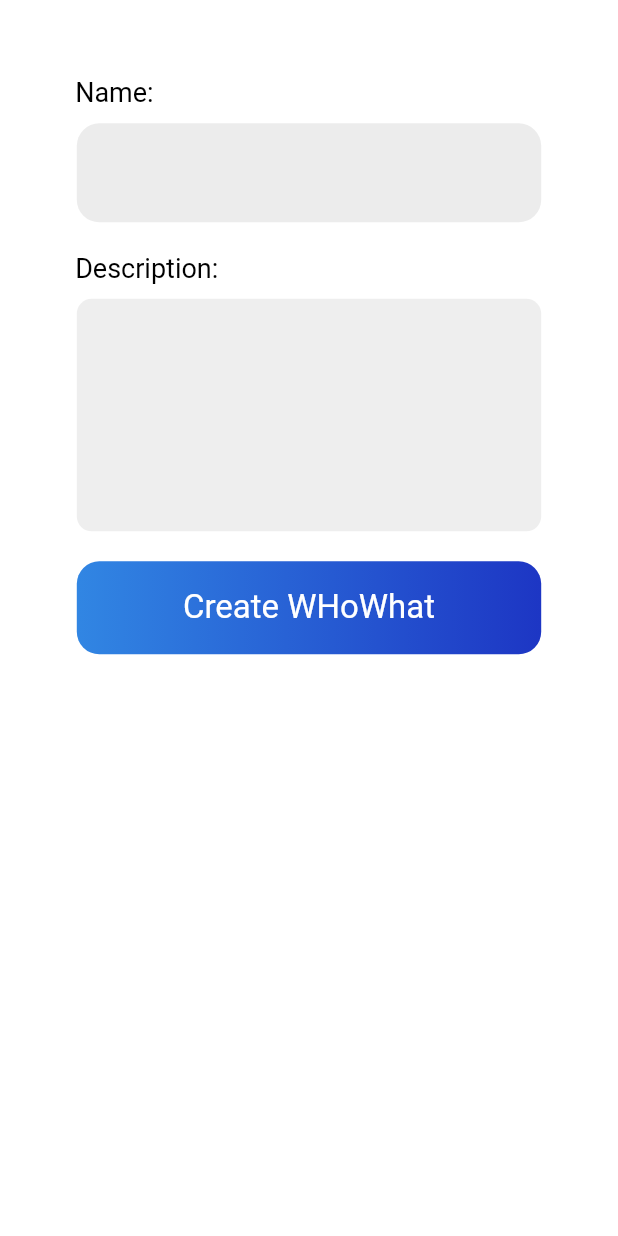
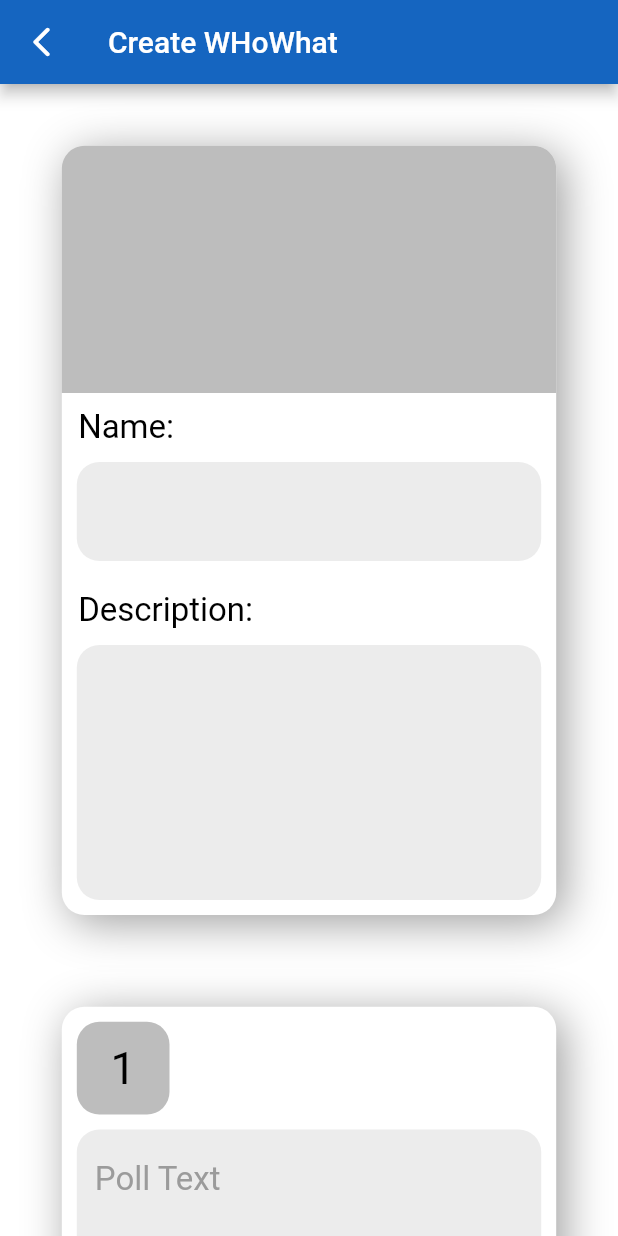
Before and after one commit to FEUP-ESOF-2020-21/open-cx-t6g3-its, a Flutter app: the MyCreatePoll screen opened directly, on a phone screen of 412 x 824 dp. Run offline on Flutter 3.47's test engine with Material 2 defaults, Android fonts, the phone set to English and light mode, and no system bars; our stand-ins replace cloud_firestore, firebase_auth, firebase_core, google_sign_in; missing offline and left inert: flutter_statusbarcolor; accounts and stored records are empty.

Commit message:
finished add poll screen

```diff
--- a/whowhat/lib/main.dart
+++ b/whowhat/lib/main.dart
@@ -1,8 +1,12 @@
 import 'package:flutter/material.dart';
+import 'package:whowhat/pages/create_poll.dart';
+import 'package:whowhat/pages/loading.dart';
+import 'package:whowhat/pages/login.dart';
 import 'package:whowhat/pages/polls.dart';
 import 'package:whowhat/pages/error.dart';
 import 'package:flutter_statusbarcolor/flutter_statusbarcolor.dart';
 import 'package:firebase_core/firebase_core.dart';
+import 'package:whowhat/pages/signup.dart';
 
 //import 'package:cloud_firestore/cloud_firestore.dart';
 
@@ -43,7 +47,7 @@ class MyApp extends StatelessWidget {
             theme: ThemeData(
               primarySwatch: Colors.blue,
             ),
-            home: MyPolls(),
+            home: MyLogin(),
             debugShowCheckedModeBanner: false,
           );
         }
@@ -54,7 +58,7 @@ class MyApp extends StatelessWidget {
           theme: ThemeData(
             primarySwatch: Colors.blue,
           ),
-          home: MyError(errorMsg: "Loading"),
+          home: MyLoading(),
           debugShowCheckedModeBanner: false,
         );
       },
--- a/whowhat/lib/pages/create_poll.dart
+++ b/whowhat/lib/pages/create_poll.dart
@@ -1,10 +1,7 @@
 import 'package:flutter/material.dart';
-import 'package:whowhat/pages/login.dart';
-import 'package:whowhat/widgets/AppIcon.dart';
+import 'package:whowhat/widgets/PollCreateCard.dart';
 import 'package:whowhat/widgets/TextBox.dart';
 import 'package:whowhat/widgets/GradientButton.dart';
-import 'package:whowhat/pages/menu.dart';
-import 'package:whowhat/widgets/database/auth.dart';
 
 class MyCreatePoll extends StatefulWidget {
   MyCreatePoll({Key key}) : super(key: key);
@@ -13,28 +10,47 @@ class MyCreatePoll extends StatefulWidget {
   _MyCreatePollState createState() => _MyCreatePollState();
 }
 
+List<Widget> getPolls() {
+  List<Widget> list = new List<Widget>();
+  for (var i = 0; i < 5; i++) {
+    list.add(PollCreateCard(number: i + 1));
+  }
+  return list;
+}
+
 class _MyCreatePollState extends State<MyCreatePoll> {
-  final AuthService _auth = AuthService();
-
-  final emailController = TextEditingController();
-  final passwordController = TextEditingController();
-  final nameController = TextEditingController();
-  final jobController = TextEditingController();
   @override
   Widget build(BuildContext context) {
     return Scaffold(
+      appBar: AppBar(
+          title: Text("Create WHoWhat"),
+          backgroundColor: Colors.blue[800],
+          leading: IconButton(
+            icon: Icon(Icons.arrow_back_ios_rounded),
+            onPressed: () => Navigator.pop(context, false),
+          )),
       backgroundColor: Colors.white,
       body: SingleChildScrollView(
-        child: Padding(
-          padding:
-              EdgeInsets.only(top: MediaQuery.of(context).size.height * 0.05),
-          child: Center(
-            child: FractionallySizedBox(
-              widthFactor: 0.8,
         child: Column(
           children: <Widget>[
-                  /*Image(image: AssetImage('assets/images/login.png')),*/
-
+            Padding(
+              padding: EdgeInsets.only(
+                  top: MediaQuery.of(context).size.height * 0.05,
+                  bottom: MediaQuery.of(context).size.height * 0.05),
+              child: Center(
+                child: Container(
+                  width: MediaQuery.of(context).size.width * 0.8,
+                  child: Column(
+                    children: <Widget>[
+                      Container(
+                          height: MediaQuery.of(context).size.height * 0.2,
+                          width: MediaQuery.of(context).size.width * 0.8,
+                          decoration: BoxDecoration(
+                            borderRadius: BorderRadius.only(
+                                topLeft: Radius.circular(15),
+                                topRight: Radius.circular(15)),
+                            color: Colors.grey[400],
+                          )),
                       Padding(
                         padding: EdgeInsets.only(top: 10),
                         child: Container(
@@ -47,14 +63,13 @@ class _MyCreatePollState extends State<MyCreatePoll> {
                                     color: Colors.black,
                                     fontFamily: 'Roboto',
                                     fontWeight: FontWeight.w400,
-                                fontSize: 18),
+                                    fontSize: 22),
                               ))),
                         ),
                       ),
                       Padding(
                         padding: EdgeInsets.all(10),
                         child: TextBox(
-                      controller: passwordController,
                           textInputType: TextInputType.text,
                         ),
                       ),
@@ -69,31 +84,60 @@ class _MyCreatePollState extends State<MyCreatePoll> {
                                   color: Colors.black,
                                   fontFamily: 'Roboto',
                                   fontWeight: FontWeight.w400,
-                              fontSize: 18),
+                                  fontSize: 22),
                             )),
                       ),
                       Padding(
                         padding: EdgeInsets.all(10),
-                      child: TextField(
-                        style: TextStyle(fontSize: 20, fontFamily: 'Roboto'),
-                        decoration: InputDecoration(
-                          border: OutlineInputBorder(
-                              borderRadius:
-                                  BorderRadius.all(Radius.circular(10.0)),
-                              borderSide: BorderSide.none),
-                          focusedBorder: OutlineInputBorder(
-                              borderRadius:
-                                  BorderRadius.all(Radius.circular(10.0)),
-                              borderSide:
-                                  BorderSide(color: Colors.blue, width: 2)),
-                          filled: true,
-                          fillColor: Colors.grey[200],
+                        child: TextBox(
+                          textInputType: TextInputType.text,
+                          obscureText: false,
+                          size: 5,
                         ),
-                        minLines: 5, //Normal textInputField will be displayed
-                        maxLines: 5,
-                      )),
+                      ),
+                    ],
+                  ),
+                  decoration: BoxDecoration(
+                    borderRadius: BorderRadius.circular(15),
+                    color: Colors.white,
+                    boxShadow: [
+                      BoxShadow(
+                        color: Colors.grey[500],
+                        blurRadius: 25.0, // soften the shadow
+                        spreadRadius: 0.2, //extend the shadow
+                        offset: Offset(
+                          5.0, // Move to right 10  horizontally
+                          5.0, // Move to bottom 10 Vertically
+                        ),
+                      )
+                    ],
+                  ),
+                ),
+              ),
+            ),
+            Padding(
+              padding: EdgeInsets.only(top: 20, bottom: 10),
+              child: Column(
+                mainAxisAlignment: MainAxisAlignment.center,
+                children: getPolls(),
+              ),
+            ),
+            Padding(
+              padding: EdgeInsets.only(bottom: 10),
+              child: Container(
+                width: MediaQuery.of(context).size.width * 0.8,
+                child: GradientButton(
+                  text: '   +   ',
+                  onPressed: () {
+                    print('signed in');
+                  },
+                ),
+              ),
+            ),
             Padding(
               padding: EdgeInsets.all(10),
+              child: Container(
+                width: MediaQuery.of(context).size.width * 0.8,
                 child: GradientButton(
                   text: 'Create WHoWhat',
                   onPressed: () {
@@ -101,10 +145,8 @@ class _MyCreatePollState extends State<MyCreatePoll> {
                   },
                 ),
               ),
+            )
           ],
-              ),
-            ),
-          ),
         ),
       ),
     );
--- a/whowhat/lib/pages/error.dart
+++ b/whowhat/lib/pages/error.dart
@@ -1,7 +1,4 @@
 import 'package:flutter/material.dart';
-import 'package:whowhat/widgets/database/session_connection.dart';
-
-//final Future<FirebaseApp> _initialization = Firebase.initializeApp();
 
 class MyError extends StatefulWidget {
   String errorMsg;
--- /dev/null
+++ b/whowhat/lib/pages/loading.dart
@@ -0,0 +1,57 @@
+import 'package:flutter/cupertino.dart';
+import 'package:flutter/material.dart';
+
+class MyLoading extends StatefulWidget {
+  String errorMsg;
+
+  MyLoading({Key key, this.errorMsg}) : super(key: key);
+
+  @override
+  _MyLoadingState createState() => _MyLoadingState();
+}
+
+class _MyLoadingState extends State<MyLoading> {
+  _MyLoadingState();
+
+  @override
+  Widget build(BuildContext context) {
+    return loadingScaffold(context);
+  }
+}
+
+Scaffold loadingScaffold(BuildContext context) {
+  return Scaffold(
+    //resizeToAvoidBottomPadding: false,
+    body: Container(
+      width: MediaQuery.of(context).size.width,
+      height: MediaQuery.of(context).size.height,
+      decoration: BoxDecoration(
+        shape: BoxShape.rectangle,
+        color: Color(0xFF365ED4),
+      ),
+      child: Column(children: <Widget>[
+        Padding(
+            padding:
+                EdgeInsets.only(top: MediaQuery.of(context).size.width / 2),
+            child: Align(
+                alignment: Alignment.center,
+                child: Image(
+                    alignment: Alignment.center,
+                    width: MediaQuery.of(context).size.width / 2,
+                    height: MediaQuery.of(context).size.width / 2,
+                    image: AssetImage('assets/images/whowhat logo.png')))),
+        Padding(
+            padding: EdgeInsets.only(top: 50),
+            child: Align(
+                alignment: Alignment.center,
+                child: Theme(
+                    data: ThemeData(
+                        cupertinoOverrideTheme:
+                            CupertinoThemeData(brightness: Brightness.dark)),
+                    child: CupertinoActivityIndicator(
+                      radius: 20,
+                    ))))
+      ]),
+    ),
+  );
+}
--- a/whowhat/lib/pages/login.dart
+++ b/whowhat/lib/pages/login.dart
@@ -5,8 +5,6 @@ import 'package:whowhat/widgets/TextBox.dart';
 import 'package:whowhat/widgets/GradientButton.dart';
 import 'package:whowhat/pages/menu.dart';
 import 'package:whowhat/widgets/database/auth.dart';
-
-import 'create_poll.dart';
 
 class MyLogin extends StatefulWidget {
   MyLogin({Key key}) : super(key: key);
@@ -134,7 +132,7 @@ class _MyLoginState extends State<MyLogin> {
                               Navigator.push(
                                   context,
                                   MaterialPageRoute(
-                                    builder: (context) => MyCreatePoll(),
+                                    builder: (context) => MySignup(),
                                   ));
                             },
                           ),
--- a/whowhat/lib/pages/menu.dart
+++ b/whowhat/lib/pages/menu.dart
@@ -1,5 +1,6 @@
 import 'package:flutter/material.dart';
 import 'package:whowhat/pages/create_poll.dart';
+import 'package:whowhat/pages/polls.dart';
 import 'package:whowhat/widgets/AppIcon.dart';
 import 'package:whowhat/widgets/GradientButton.dart';
 import 'package:whowhat/widgets/TextBox.dart';
@@ -45,7 +46,7 @@ class _MyMenuState extends State<MyMenu> {
                     top: 100,
                     child: TextPanel(
                       text:
-                          'Welcome to WHowhat!\n\n\"Let\'s increase the engagement between speakers and participants in a conference.\"',
+                          'Welcome to WHoWhat!\n\n\"Let\'s increase the engagement between speakers and participants in a conference.\"',
                       height: 220,
                       width: MediaQuery.of(context).size.width * 0.8,
                     ),
@@ -113,13 +114,7 @@ class _MyMenuState extends State<MyMenu> {
             label: 'Settings',
           ),
         ],
-        onTap: (selected) {
-          Navigator.push(
-              context,
-              MaterialPageRoute(
-                builder: (context) => MyCreatePoll(),
-              ));
-        },
+        onTap: _onItemTapped,
         selectedItemColor: Colors.blue[800],
       ),
       floatingActionButtonLocation: FloatingActionButtonLocation.centerDocked,
@@ -143,4 +138,20 @@ class _MyMenuState extends State<MyMenu> {
             ),
     );
   }
+
+  void _onItemTapped(int value) {
+    if (value == 0) {
+      Navigator.push(
+          context,
+          MaterialPageRoute(
+            builder: (context) => MyCreatePoll(),
+          ));
+    } else {
+      Navigator.push(
+          context,
+          MaterialPageRoute(
+            builder: (context) => MyPolls(),
+          ));
+    }
+  }
 }
--- a/whowhat/lib/pages/polls.dart
+++ b/whowhat/lib/pages/polls.dart
@@ -31,7 +31,10 @@ class _MyPollsState extends State<MyPolls> {
     return Scaffold(
       appBar: AppBar(
         title: Text('My WHoWhats'),
-        leading: Icon(Icons.arrow_back_ios_rounded),
+        leading: IconButton(
+          icon: Icon(Icons.arrow_back_ios_rounded),
+          onPressed: () => Navigator.pop(context, false),
+        ),
         backgroundColor: Colors.blue[800],
       ),
       //resizeToAvoidBottomPadding: false,
--- /dev/null
+++ b/whowhat/lib/widgets/PollCreateCard.dart
@@ -0,0 +1,112 @@
+import 'package:flutter/material.dart';
+import 'package:whowhat/widgets/TextBox.dart';
+
+class PollCreateCard extends StatelessWidget {
+  final int number;
+  PollCreateCard({Key key, this.number}) : super(key: key);
+
+  @override
+  Widget build(BuildContext context) {
+    return Padding(
+      padding:
+          EdgeInsets.only(bottom: MediaQuery.of(context).size.height * 0.05),
+      child: Container(
+        child: Container(
+          width: MediaQuery.of(context).size.width * 0.8,
+          child: Column(
+            children: <Widget>[
+              Padding(
+                  padding: EdgeInsets.only(top: 10, left: 10),
+                  child: Align(
+                      alignment: Alignment.centerLeft,
+                      child: Container(
+                        alignment: Alignment.topLeft,
+                        height: MediaQuery.of(context).size.width * 0.15,
+                        width: MediaQuery.of(context).size.width * 0.15,
+                        decoration: BoxDecoration(
+                          borderRadius: BorderRadius.all(Radius.circular(15)),
+                          color: Colors.grey[400],
+                        ),
+                        child: Align(
+                            alignment: Alignment.center,
+                            child: Text(
+                              this.number.toString(),
+                              textAlign: TextAlign.left,
+                              style: TextStyle(
+                                  color: Colors.black,
+                                  fontFamily: 'Roboto',
+                                  fontWeight: FontWeight.w400,
+                                  fontSize: 30),
+                            )),
+                      ))),
+              Padding(
+                padding: EdgeInsets.all(10),
+                child: TextBox(
+                  placeholder: 'Poll Text',
+                  textInputType: TextInputType.text,
+                  obscureText: false,
+                  size: 2,
+                ),
+              ),
+              Padding(
+                padding: EdgeInsets.all(10),
+                child: TextBox(
+                  placeholder: 'Option 1',
+                  textInputType: TextInputType.text,
+                  obscureText: false,
+                  radio: true,
+                  size: 1,
+                ),
+              ),
+              Padding(
+                padding: EdgeInsets.all(10),
+                child: TextBox(
+                  placeholder: 'Option 2',
+                  textInputType: TextInputType.text,
+                  obscureText: false,
+                  radio: true,
+                  size: 1,
+                ),
+              ),
+              Padding(
+                padding: EdgeInsets.all(10),
+                child: TextBox(
+                  placeholder: 'Option 3',
+                  textInputType: TextInputType.text,
+                  obscureText: false,
+                  radio: true,
+                  size: 1,
+                ),
+              ),
+              Padding(
+                padding: EdgeInsets.all(10),
+                child: TextBox(
+                  placeholder: 'Option 4',
+                  textInputType: TextInputType.text,
+                  obscureText: false,
+                  radio: true,
+                  size: 1,
+                ),
+              ),
+            ],
+          ),
+          decoration: BoxDecoration(
+            borderRadius: BorderRadius.circular(15),
+            color: Colors.white,
+            boxShadow: [
+              BoxShadow(
+                color: Colors.grey[500],
+                blurRadius: 25.0, // soften the shadow
+                spreadRadius: 0.2, //extend the shadow
+                offset: Offset(
+                  5.0, // Move to right 10  horizontally
+                  5.0, // Move to bottom 10 Vertically
+                ),
+              )
+            ],
+          ),
+        ),
+      ),
+    );
+  }
+}
--- a/whowhat/lib/widgets/TextBox.dart
+++ b/whowhat/lib/widgets/TextBox.dart
@@ -8,6 +8,8 @@ class TextBox extends StatelessWidget {
   final TextEditingController controller;
   final TextInputType textInputType;
   final bool obscureText;
+  final bool radio;
+  final int size;
 
   const TextBox(
       {Key key,
@@ -15,7 +17,9 @@ class TextBox extends StatelessWidget {
       this.icon,
       this.controller,
       this.textInputType,
-      this.obscureText})
+      this.obscureText,
+      this.size,
+      this.radio})
       : super(key: key);
 
   @override
@@ -57,14 +61,23 @@ class TextBox extends StatelessWidget {
           ),
           filled: true,
           prefixIcon: preIcon,
+
           fillColor: Color(0xFFECECEC),
-            hintText: this.placeholder),
+          hintText: this.placeholder,
+          suffixIcon: this.radio == true
+              ? IconButton(
+                  icon: Icon(Icons.crop_square_rounded),
+                  onPressed: () {},
+                )
+              : null,
+        ),
         textAlign: TextAlign.justify,
         style: TextStyle(
             color: Color(0xFF9B9B9B), fontFamily: "Roboto", fontSize: 22),
         keyboardType:
             textInputType != null ? textInputType : TextInputType.text,
         obscureText: obscureText != null ? obscureText : false,
+        maxLines: obscureText == false ? this.size : 1,
       ),
     );
   }
```
Also changed, not shown: whowhat/assets/images/whowhat logo.png (added). Lines whose indentation alone changed are shown as unchanged.
